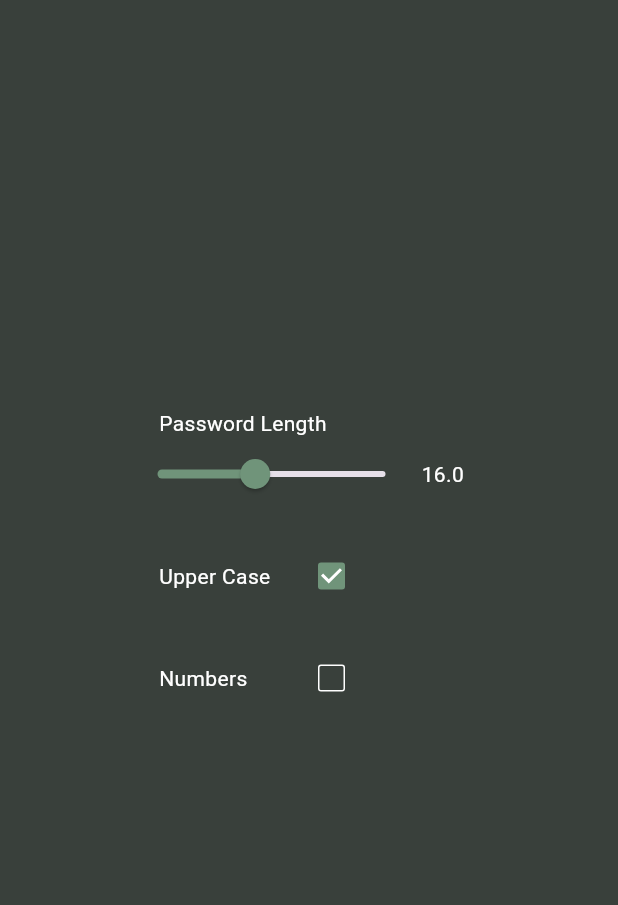
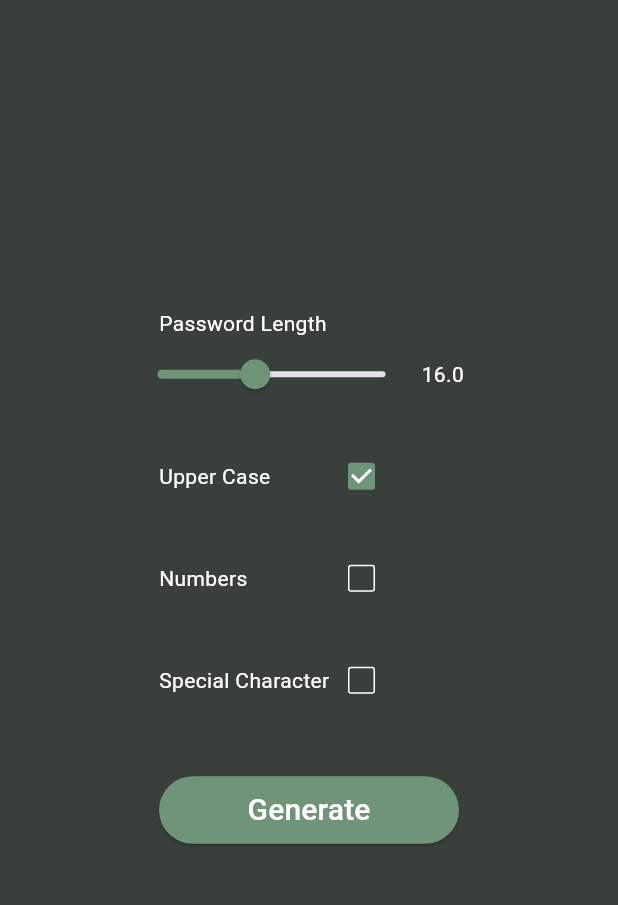
Before and after one commit to erenkarakayaw/basicflutterpasswordgenerator, a Flutter app: the screen it shows after launch, on a phone screen of 412 x 824 dp, the part 84-989 px from its top. Run offline on Flutter 3.47's test engine with Material 3 defaults, Android fonts, the phone set to English and light mode, and no system bars; missing offline and left inert: dart:html.

Commit message:
generated pass list oncesi

```diff
--- a/lib/appBody.dart
+++ b/lib/appBody.dart
@@ -16,6 +16,8 @@ class _appBody extends State<appBody> {
 
   bool _numbers = false;
 
+  bool _specialch = false;
+
   Color bizimyesil = Color.fromARGB(255, 112, 148, 122);
 
   Color bizimsiyah = Color.fromARGB(255, 57, 64, 59);
@@ -30,10 +32,17 @@ class _appBody extends State<appBody> {
     "uppercase_tr": "Büyük Harfler",
     "uppercase_eng": "Upper Case",
     "numbers_tr": "Sayılar",
-    "numbers_eng": "Numbers"
+    "numbers_eng": "Numbers",
+    "specialch_tr": "Özel Karakter",
+    "specialch_eng": "Special Character",
+    "generate_tr": "Oluştur",
+    "generate_eng": "Generate"
   };
 
-  Map<String, String> DilKey = {"_tr": "images/tur.png", "_eng": "images/uk.png"};
+  Map<String, String> DilKey = {
+    "_tr": "images/tur.png",
+    "_eng": "images/uk.png"
+  };
 
   void changeLanguage() {
     if (dil == "_tr") {
@@ -70,6 +79,12 @@ class _appBody extends State<appBody> {
     });
   }
 
+  void setSpecialCH(val) {
+    setState(() {
+      _specialch = val as bool;
+    });
+  }
+
   @override
   Widget build(BuildContext context) {
     return Scaffold(
@@ -81,9 +96,7 @@ class _appBody extends State<appBody> {
             Text(GetKey("appbartext"), style: TextStyle(color: Colors.white70)),
         actions: <Widget>[
           IconButton(
-            onPressed: () => {
-              changeLanguage()
-            },
+            onPressed: () => {changeLanguage()},
             icon: Image.asset(
               DilKey[dil].toString(),
               width: 50,
@@ -116,6 +129,29 @@ class _appBody extends State<appBody> {
                 onChanged: setNumbers),
             Container(
               height: 20,
+            ),
+            checkBoxArea(
+                localkey: GetKey("specialch"),
+                value: _specialch,
+                onChanged: setSpecialCH),
+            Container(
+              height: 40,
+            ),
+            Container(
+              width: 200,
+              height: 45,
+              child: ElevatedButton(
+                onPressed: () => {},
+                style: ElevatedButton.styleFrom(
+                  backgroundColor: bizimyesil,
+                  foregroundColor: bizimsiyah,
+                  shadowColor: null
+                ),
+                child: Text(GetKey("generate"),style: TextStyle(
+                  color: Colors.white,
+                  fontSize: 20
+                )),
+              ),
             )
           ],
         ),
--- a/lib/checkBoxArea.dart
+++ b/lib/checkBoxArea.dart
@@ -29,7 +29,7 @@ class _checkBoxArea extends State<checkBoxArea> {
       mainAxisAlignment: MainAxisAlignment.center,
       children: [
         Container(
-          width: 100,
+          width: 120,
           child:
               Text(widget.localkey, style: TextStyle(color: Colors.white)),
         ),
@@ -50,7 +50,7 @@ class _checkBoxArea extends State<checkBoxArea> {
           ),
         ),
         Container(
-          width: 70,
+          width: 50,
         )
       ],
     );
```
